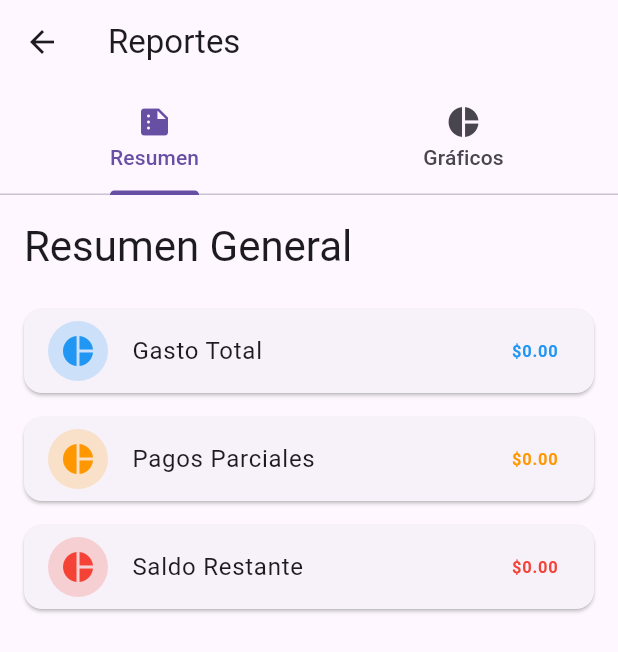
After one commit to pinedamg/walletar_lite, a Flutter app: the ReportsScreen screen opened by its route, on a phone screen of 412 x 824 dp. The commit adds this screen. Shown: the top 652 px of the screen. Run offline on Flutter 3.47's test engine with Material 3 defaults, Android fonts, the phone set to English and light mode, and no system bars; our stand-ins replace cloud_firestore, firebase_auth, firebase_core, fl_chart, flutter_expandable_fab, flutter_form_builder and 5 more; accounts and stored records are empty; generated files the repository leaves out were written again.

Commit message:
feat: Implemented Reports section with Summary and Graphics tabs
- Created a new directory structure for 'Reports' with subdirectories for widgets and individual tabs.
- Added the SummaryTab to display total expenses, partial payments, and remaining balance.
- Integrated pie chart visualization using fl_chart in the GraphicsTab.
- Fixed Iterable issue by ensuring proper list conversion for pie chart data.
- Reused existing filters from Home to enable filtering in the Reports section.
- Updated UI components for better user experience across both tabs.

```diff
--- a/lib/core/router/router.dart
+++ b/lib/core/router/router.dart
@@ -13,6 +13,7 @@ import 'package:walletar_lite/features/exchange_rate/presentation/exchange_rate_
 import 'package:walletar_lite/features/expenses/presentation/add_expense_screen.dart';
 import 'package:walletar_lite/features/expenses/presentation/edit_expense_screen.dart';
 import 'package:walletar_lite/features/home/presentation/home_screen.dart';
+import 'package:walletar_lite/features/reports/presentation/reports_screen.dart';
 
 final router = GoRouter(
   initialLocation: '/login',
@@ -67,8 +68,7 @@ final router = GoRouter(
     ),
     GoRoute(
       path: '/reports',
-      builder: (context, state) =>
-          const Text('Reportes: Pantalla en construcción'),
+      builder: (context, state) => const ReportsScreen(),
     ),
     GoRoute(
       path: '/settings',
--- /dev/null
+++ b/lib/features/reports/presentation/reports_screen.dart
@@ -0,0 +1,36 @@
+import 'package:flutter/material.dart';
+import 'package:go_router/go_router.dart';
+import 'tabs/summary_tab.dart';
+import 'tabs/graphics_tab.dart';
+
+class ReportsScreen extends StatelessWidget {
+  const ReportsScreen({Key? key}) : super(key: key);
+
+  @override
+  Widget build(BuildContext context) {
+    return DefaultTabController(
+      length: 2, // Número de tabs: Summary y Graphics
+      child: Scaffold(
+        appBar: AppBar(
+          title: const Text('Reportes'),
+          leading: IconButton(
+            icon: const Icon(Icons.arrow_back),
+            onPressed: () => context.go('/'),
+          ),
+          bottom: const TabBar(
+            tabs: [
+              Tab(icon: Icon(Icons.summarize), text: 'Resumen'),
+              Tab(icon: Icon(Icons.pie_chart), text: 'Gráficos'),
+            ],
+          ),
+        ),
+        body: const TabBarView(
+          children: [
+            SummaryTab(), // Tab Resumen
+            GraphicsTab(), // Tab Gráficos
+          ],
+        ),
+      ),
+    );
+  }
+}
--- /dev/null
+++ b/lib/features/reports/presentation/tabs/summary_tab.dart
@@ -0,0 +1,80 @@
+import 'package:flutter/material.dart';
+import 'package:flutter_riverpod/flutter_riverpod.dart';
+import 'package:walletar_lite/features/expenses/expenses_providers.dart';
+
+class SummaryTab extends ConsumerWidget {
+  const SummaryTab({Key? key}) : super(key: key);
+
+  @override
+  Widget build(BuildContext context, WidgetRef ref) {
+    final expenses = ref.watch(filteredExpensesProvider);
+
+    // Calcular totales
+    final totalGasto = expenses.fold<double>(
+      0,
+      (sum, expense) => sum + (expense['monto_total'] ?? 0),
+    );
+    final pagosParciales = expenses.fold<double>(
+      0,
+      (sum, expense) => sum + (expense['monto_pagado'] ?? 0),
+    );
+    final saldoRestante = totalGasto - pagosParciales;
+
+    return Padding(
+      padding: const EdgeInsets.all(16.0),
+      child: Column(
+        crossAxisAlignment: CrossAxisAlignment.start,
+        children: [
+          Text(
+            'Resumen General',
+            style: Theme.of(context).textTheme.headlineMedium,
+          ),
+          const SizedBox(height: 16),
+          _buildSummaryItem(
+            context,
+            'Gasto Total',
+            totalGasto.toStringAsFixed(2),
+            Colors.blue,
+          ),
+          _buildSummaryItem(
+            context,
+            'Pagos Parciales',
+            pagosParciales.toStringAsFixed(2),
+            Colors.orange,
+          ),
+          _buildSummaryItem(
+            context,
+            'Saldo Restante',
+            saldoRestante.toStringAsFixed(2),
+            Colors.red,
+          ),
+        ],
+      ),
+    );
+  }
+
+  Widget _buildSummaryItem(
+    BuildContext context,
+    String title,
+    String value,
+    Color color,
+  ) {
+    return Card(
+      margin: const EdgeInsets.symmetric(vertical: 8),
+      child: ListTile(
+        leading: CircleAvatar(
+          backgroundColor: color.withOpacity(0.2),
+          child: Icon(Icons.pie_chart, color: color),
+        ),
+        title: Text(title),
+        trailing: Text(
+          '\$$value',
+          style: TextStyle(
+            fontWeight: FontWeight.bold,
+            color: color,
+          ),
+        ),
+      ),
+    );
+  }
+}
```
Also changed, not shown: lib/features/reports/presentation/tabs/graphics_tab.dart (added, +87 -0 lines), lib/features/reports/widgets/pie_chart_widget.dart (added, +57 -0 lines), pubspec.yaml (+17 -29 lines), lib/features/reports/widgets/summary_card_widget.dart (added).
